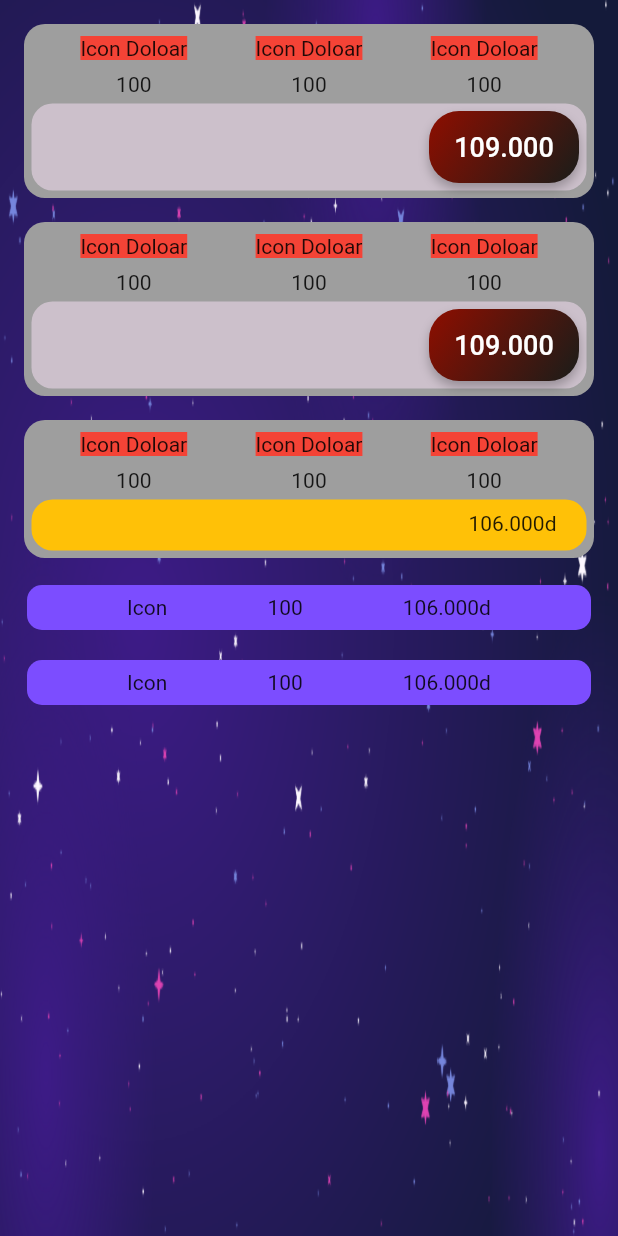
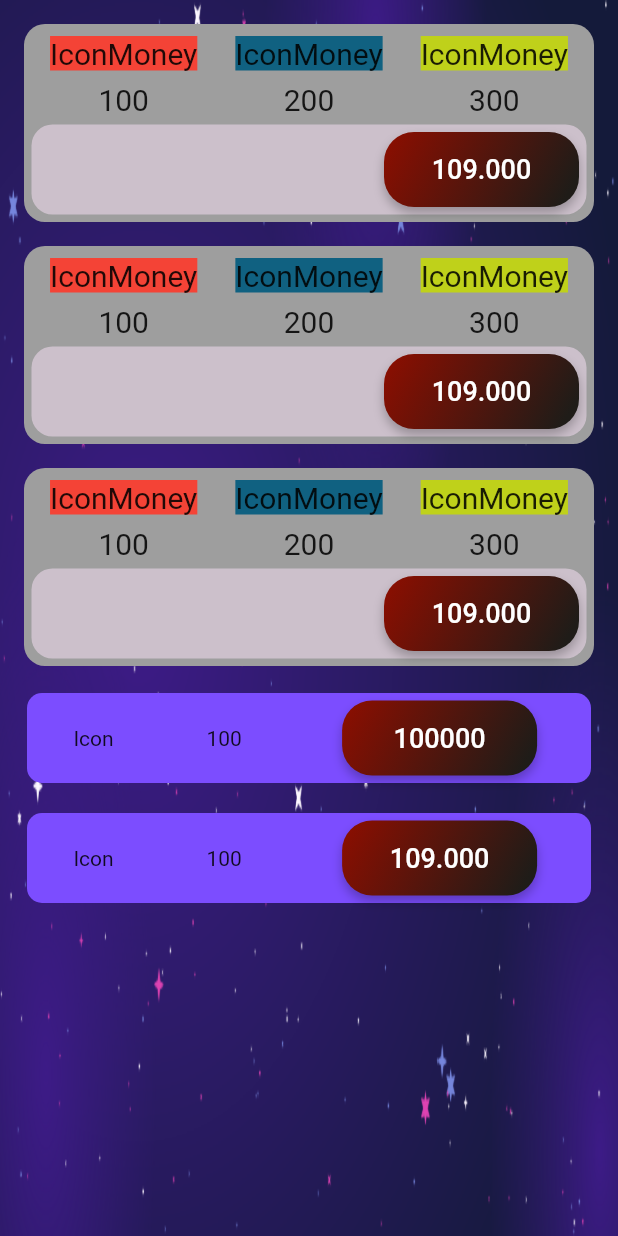
Before and after one commit to thanhpro0703/o_z_e, a Flutter app: the ContentShop widget shown alone on an empty page, opened directly, on a phone screen of 412 x 824 dp. Run offline on Flutter 3.47's test engine with Material 2 defaults, Android fonts, the light colour scheme and no system bars.

Commit message:
update shop

```diff
--- a/game_app/lib/screen_maingame/content.dart
+++ b/game_app/lib/screen_maingame/content.dart
@@ -1,5 +1,6 @@
 import 'package:flutter/material.dart';
 import 'package:game_app/screen_room/screen_room.dart';
+import 'package:game_app/screen_singler_play/screen_singler_play.dart';
 import '../screen_room/footer_room.dart';
 
 class MyContent extends StatefulWidget {
@@ -39,7 +40,7 @@ class _MyContentState extends State<MyContent> {
                     text: "P L A Y",
                     page: () {
                       Navigator.of(context).push(MaterialPageRoute(
-                        builder: (context) => ScreenRoom(),
+                        builder: (context) => ScreenSinglePlay(),
                       ));
                     },
                   ),
@@ -56,7 +57,7 @@ class _MyContentState extends State<MyContent> {
                 ),
                 ButtonPlayWidget(
                   buttonplay: ElavetedButonPlay(
-                    text: "1 vs 1",
+                    text: "R A N K",
                     page: () {
                       Navigator.of(context).push(MaterialPageRoute(
                         builder: (context) => ScreenRoom(),
--- a/game_app/lib/screen_maingame/footer.dart
+++ b/game_app/lib/screen_maingame/footer.dart
@@ -1,4 +1,5 @@
 import 'package:flutter/material.dart';
+import 'package:game_app/screen_shop/screen_shop.dart';
 import '../screen_room/footer_room.dart';
 import '../screen_room/screen_room.dart';
 
@@ -128,7 +129,7 @@ class _MyFooterState extends State<MyFooter> {
                           text: "SHOP",
                           page: () {
                             Navigator.of(context).push(MaterialPageRoute(
-                              builder: (context) => ScreenRoom(),
+                              builder: (context) => ScreenShop(),
                             ));
                           })),
                 ),
--- a/game_app/lib/screen_room/footer_room.dart
+++ b/game_app/lib/screen_room/footer_room.dart
@@ -76,7 +76,7 @@ class _MyFooterRoomState extends State<MyFooterRoom> {
                 ),
                 ButtonFooterWidget(
                     buttonfooter: ElavetedButon(
-                  text: "RANDOM",
+                  text: "ROOM",
                   page: () {
                     Navigator.of(context).push(MaterialPageRoute(
                       builder: (context) => ScreenMainGame(),
@@ -85,7 +85,7 @@ class _MyFooterRoomState extends State<MyFooterRoom> {
                 )),
                 ButtonFooterWidget(
                     buttonfooter: ElavetedButon(
-                        text: "3 VS 3",
+                        text: "RANK",
                         page: () {
                           Navigator.of(context).push(MaterialPageRoute(
                             builder: (context) => ScreenMainGame(),
--- a/game_app/lib/screen_shop/conten_shop.dart
+++ b/game_app/lib/screen_shop/conten_shop.dart
@@ -24,8 +24,6 @@ class _ContentShopState extends State<ContentShop> {
             children: [
               Padding(
                 padding: const EdgeInsets.all(8),
-                child: Expanded(
-                  flex: 1,
                 child: Container(
                   decoration: BoxDecoration(
                     borderRadius: BorderRadius.circular(14),
@@ -37,41 +35,69 @@ class _ContentShopState extends State<ContentShop> {
                       Row(
                         mainAxisAlignment: MainAxisAlignment.spaceEvenly,
                         children: [
+                          IconShop(
+                            color: Colors.red,
+                            title: 'IconMoney',
+                            price: '100',
+                          ),
+                          IconShop(
+                            color: Color.fromARGB(255, 16, 97, 129),
+                            title: 'IconMoney',
+                            price: '200',
+                          ),
+                          IconShop(
+                            color: Color.fromARGB(255, 191, 209, 26),
+                            title: 'IconMoney',
+                            price: '300',
+                          )
+                        ],
+                      ),
                       Container(
-                              child: Column(
+                        margin: EdgeInsets.all(5),
+                        decoration: BoxDecoration(
+                            borderRadius: BorderRadius.circular(14),
+                            color: Color.fromARGB(255, 204, 192, 203)),
+                        child: Row(
+                          mainAxisAlignment: MainAxisAlignment.end,
                           children: [
-                                  Container(
-                                    margin: const EdgeInsets.all(8),
-                                    color: Colors.red,
-                                    child: Text("Icon Doloar"),
+                            ButtonPlayWidget(
+                                buttonplay: ElavetedButonBuy(
+                                    page: () {}, text: "109.000"))
+                          ],
                         ),
-                                  Text("100")
+                      )
                     ],
                   ),
                 ),
-                            Container(
+              ),
+              Padding(
+                padding: const EdgeInsets.all(8),
+                child: Expanded(
+                  child: Container(
+                    decoration: BoxDecoration(
+                      borderRadius: BorderRadius.circular(14),
+                      color: Colors.grey,
+                    ),
+                    width: MediaQuery.of(context).size.width / 1,
                     child: Column(
                       children: [
-                                  Container(
-                                    margin: const EdgeInsets.all(8),
+                        Row(
+                          mainAxisAlignment: MainAxisAlignment.spaceEvenly,
+                          children: [
+                            IconShop(
                               color: Colors.red,
-                                    child: Text("Icon Doloar"),
+                              title: 'IconMoney',
+                              price: '100',
                             ),
-                                  Text("100")
-                                ],
+                            IconShop(
+                              color: Color.fromARGB(255, 16, 97, 129),
+                              title: 'IconMoney',
+                              price: '200',
                             ),
-                            ),
-                            Container(
-                              child: Column(
-                                children: [
-                                  Container(
-                                    margin: const EdgeInsets.all(8),
-                                    color: Colors.red,
-                                    child: Text("Icon Doloar"),
-                                  ),
-                                  Text("100")
-                                ],
-                              ),
+                            IconShop(
+                              color: Color.fromARGB(255, 191, 209, 26),
+                              title: 'IconMoney',
+                              price: '300',
                             )
                           ],
                         ),
@@ -97,6 +123,7 @@ class _ContentShopState extends State<ContentShop> {
               Padding(
                 padding: const EdgeInsets.all(8),
                 child: Expanded(
+                  flex: 1,
                   child: Container(
                     decoration: BoxDecoration(
                       borderRadius: BorderRadius.circular(14),
@@ -108,41 +135,20 @@ class _ContentShopState extends State<ContentShop> {
                         Row(
                           mainAxisAlignment: MainAxisAlignment.spaceEvenly,
                           children: [
-                            Container(
-                              child: Column(
-                                children: [
-                                  Container(
-                                    margin: const EdgeInsets.all(8),
+                            IconShop(
                               color: Colors.red,
-                                    child: Text("Icon Doloar"),
+                              title: 'IconMoney',
+                              price: '100',
                             ),
-                                  Text("100")
-                                ],
+                            IconShop(
+                              color: Color.fromARGB(255, 16, 97, 129),
+                              title: 'IconMoney',
+                              price: '200',
                             ),
-                            ),
-                            Container(
-                              child: Column(
-                                children: [
-                                  Container(
-                                    margin: const EdgeInsets.all(8),
-                                    color: Colors.red,
-                                    child: Text("Icon Doloar"),
-                                  ),
-                                  Text("100")
-                                ],
-                              ),
-                            ),
-                            Container(
-                              child: Column(
-                                children: [
-                                  Container(
-                                    margin: const EdgeInsets.all(8),
-                                    color: Colors.red,
-                                    child: Text("Icon Doloar"),
-                                  ),
-                                  Text("100")
-                                ],
-                              ),
+                            IconShop(
+                              color: Color.fromARGB(255, 191, 209, 26),
+                              title: 'IconMoney',
+                              price: '300',
                             )
                           ],
                         ),
@@ -165,77 +171,8 @@ class _ContentShopState extends State<ContentShop> {
                   ),
                 ),
               ),
-              Padding(
-                padding: const EdgeInsets.all(8),
-                child: Expanded(
-                  child: Container(
-                    decoration: BoxDecoration(
-                      borderRadius: BorderRadius.circular(14),
-                      color: Colors.grey,
-                    ),
-                    width: MediaQuery.of(context).size.width / 1,
-                    child: Column(
-                      children: [
-                        Row(
-                          mainAxisAlignment: MainAxisAlignment.spaceEvenly,
-                          children: [
               Container(
-                              child: Column(
-                                children: [
-                                  Container(
-                                    margin: const EdgeInsets.all(8),
-                                    color: Colors.red,
-                                    child: Text("Icon Doloar"),
-                                  ),
-                                  Text("100")
-                                ],
-                              ),
-                            ),
-                            Container(
-                              child: Column(
-                                children: [
-                                  Container(
-                                    margin: const EdgeInsets.all(8),
-                                    color: Colors.red,
-                                    child: Text("Icon Doloar"),
-                                  ),
-                                  Text("100")
-                                ],
-                              ),
-                            ),
-                            Container(
-                              child: Column(
-                                children: [
-                                  Container(
-                                    margin: const EdgeInsets.all(8),
-                                    color: Colors.red,
-                                    child: Text("Icon Doloar"),
-                                  ),
-                                  Text("100")
-                                ],
-                              ),
-                            )
-                          ],
-                        ),
-                        Container(
-                          margin: EdgeInsets.all(5),
-                          decoration: BoxDecoration(
-                              borderRadius: BorderRadius.circular(14),
-                              color: Colors.amber),
-                          padding:
-                              EdgeInsets.only(top: 8, right: 20, bottom: 10),
-                          child: Row(
-                            mainAxisAlignment: MainAxisAlignment.end,
-                            children: [Text("106.000d")],
-                          ),
-                        )
-                      ],
-                    ),
-                  ),
-                ),
-              ),
-              Container(
-                height: 50,
+                height: 80,
                 child: Expanded(
                   child: Container(
                     margin: EdgeInsets.all(10),
@@ -243,14 +180,20 @@ class _ContentShopState extends State<ContentShop> {
                         color: Colors.deepPurpleAccent,
                         borderRadius: BorderRadius.circular(10)),
                     child: Row(
-                      mainAxisAlignment: MainAxisAlignment.spaceEvenly,
-                      children: [Text("Icon"), Text("100"), Text("106.000d")],
+                      mainAxisAlignment: MainAxisAlignment.spaceAround,
+                      children: [
+                        Text("Icon"),
+                        Text("100"),
+                        ButtonPlayWidget(
+                            buttonplay:
+                                ElavetedButonBuy(page: () {}, text: "100000"))
+                      ],
                     ),
                   ),
                 ),
               ),
               Container(
-                height: 50,
+                height: 80,
                 child: Expanded(
                   child: Container(
                     margin: EdgeInsets.all(10),
@@ -258,8 +201,14 @@ class _ContentShopState extends State<ContentShop> {
                         color: Colors.deepPurpleAccent,
                         borderRadius: BorderRadius.circular(10)),
                     child: Row(
-                      mainAxisAlignment: MainAxisAlignment.spaceEvenly,
-                      children: [Text("Icon"), Text("100"), Text("106.000d")],
+                      mainAxisAlignment: MainAxisAlignment.spaceAround,
+                      children: [
+                        Text("Icon"),
+                        Text("100"),
+                        ButtonPlayWidget(
+                            buttonplay:
+                                ElavetedButonBuy(page: () {}, text: "109.000"))
+                      ],
                     ),
                   ),
                 ),
@@ -291,7 +240,7 @@ class _ElavetedButonBuyState extends State<ElavetedButonBuy> {
             borderRadius: BorderRadius.circular(20.0),
           ),
         ),
-        minimumSize: MaterialStateProperty.all(Size(100, 40)),
+        minimumSize: MaterialStateProperty.all(Size(130, 50)),
         backgroundColor: MaterialStateProperty.all(Colors.transparent),
         // elevation: MaterialStateProperty.all(3),
         shadowColor: MaterialStateProperty.all(Colors.transparent),
@@ -299,8 +248,8 @@ class _ElavetedButonBuyState extends State<ElavetedButonBuy> {
       onPressed: widget.page,
       child: Padding(
         padding: const EdgeInsets.only(
-          top: 10,
-          bottom: 10,
+          top: 5,
+          bottom: 5,
         ),
         child: Text(
           widget.text,
@@ -348,3 +297,35 @@ class _ButtonPlayWidgetState extends State<ButtonPlayWidget> {
     );
   }
 }
+
+class IconShop extends StatelessWidget {
+  const IconShop(
+      {super.key,
+      required this.color,
+      required this.title,
+      required this.price});
+  final color;
+  final title;
+  final price;
+  @override
+  Widget build(BuildContext context) {
+    return Container(
+      child: Column(
+        children: [
+          Container(
+            margin: const EdgeInsets.all(8),
+            color: color,
+            child: Text(
+              title,
+              style: TextStyle(fontSize: 20),
+            ),
+          ),
+          Text(
+            price,
+            style: TextStyle(fontSize: 20),
+          ),
+        ],
+      ),
+    );
+  }
+}
```
Also changed, not shown: 3 other files. Lines whose indentation alone changed are shown as unchanged.
